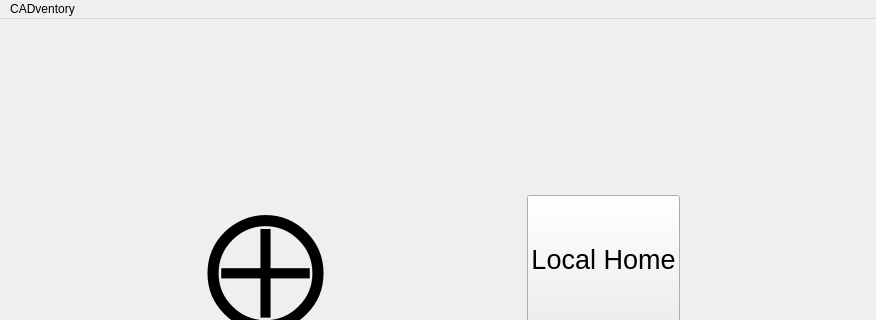
First picture: the form in src/mainwindow.ui, repository torfoes/cadventory, before the edit; both pictures show x 0 to 876 and y 0 to 320 of the 876 by 600 pixel window.
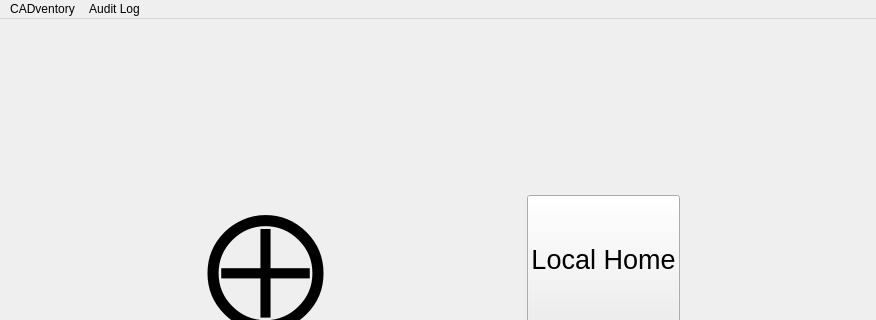
Second picture: the form after the edit.

```diff
--- a/src/mainwindow.ui
+++ b/src/mainwindow.ui
@@ -161,7 +161,7 @@
      <x>0</x>
      <y>0</y>
      <width>876</width>
-     <height>24</height>
+     <height>23</height>
     </rect>
    </property>
    <widget class="QMenu" name="menuCADventory_0_1_0">
@@ -169,7 +169,13 @@
      <string>CADventory</string>
     </property>
    </widget>
+   <widget class="QMenu" name="menuAudit_Log">
+    <property name="title">
+     <string>Audit Log</string>
+    </property>
+   </widget>
    <addaction name="menuCADventory_0_1_0"/>
+   <addaction name="menuAudit_Log"/>
   </widget>
  </widget>
  <resources/>
```
Left out of the diff: 2 changed lines with no effect on the pictures.
